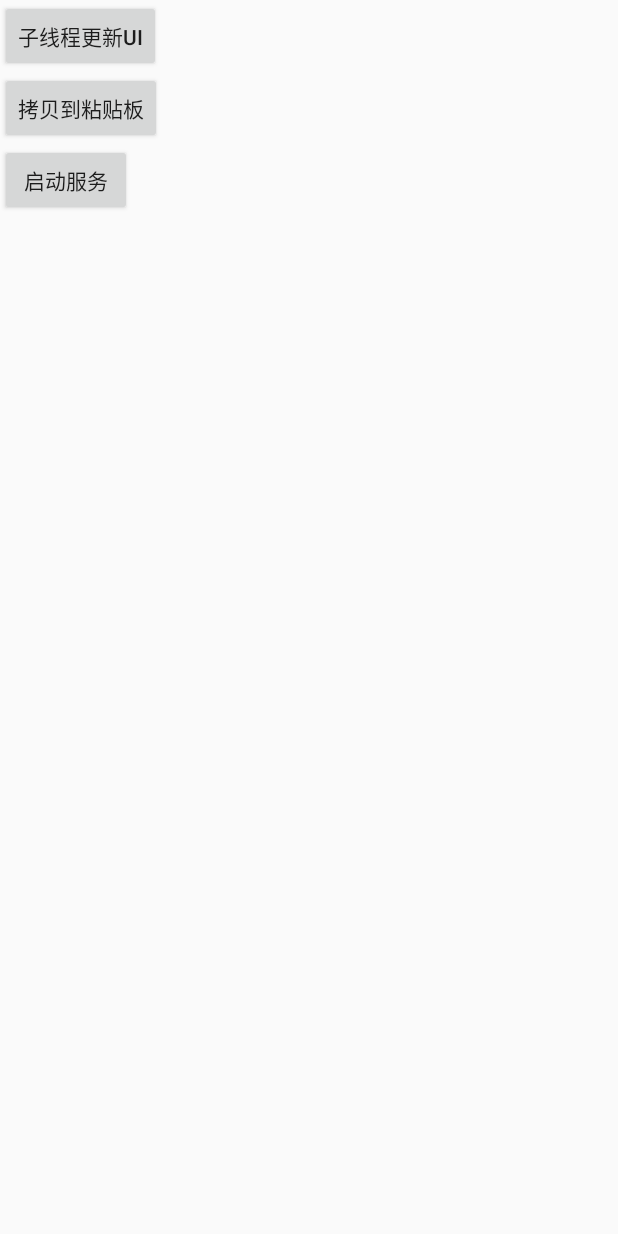
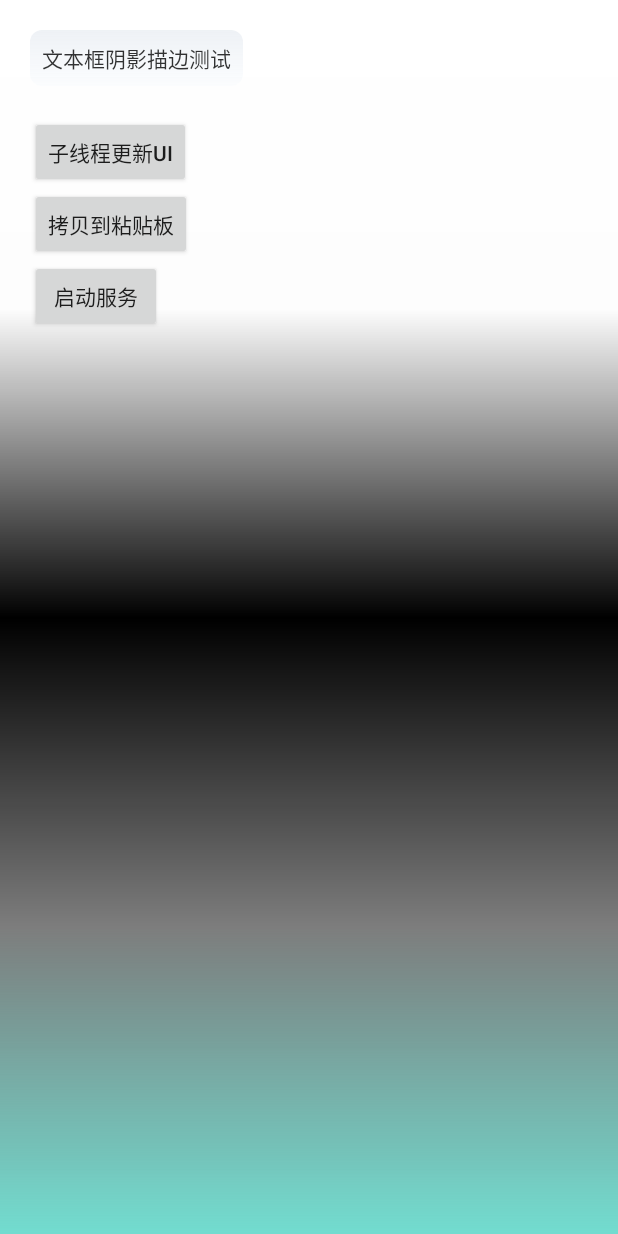
Before and after one commit to ShirleyLuoppx/DailyStudy, an Android app: the screen it shows after launch (TestMainActivity), on a phone screen of 412 x 824 dp. Run offline under Robolectric (Android 15) with nearby library versions, the phone set to English and light mode, and no system bars.

Commit message:
实现view的2种以上颜色的背景渐变

```diff
--- a/app/src/main/java/com/ppx/dailystudy/test/activity/TestMainActivity.java
+++ b/app/src/main/java/com/ppx/dailystudy/test/activity/TestMainActivity.java
@@ -1,14 +1,17 @@
 package com.ppx.dailystudy.test.activity;
 
 import androidx.appcompat.app.AppCompatActivity;
+import androidx.core.content.ContextCompat;
 
 import android.content.ClipData;
 import android.content.ClipboardManager;
 import android.content.Context;
 import android.content.Intent;
+import android.graphics.drawable.GradientDrawable;
 import android.os.Bundle;
 import android.util.Log;
 import android.view.View;
+import android.widget.TextView;
 import android.widget.Toast;
 
 import com.ppx.dailystudy.R;
@@ -21,6 +24,8 @@ import org.json.JSONObject;
 import java.util.Arrays;
 
 public class TestMainActivity extends AppCompatActivity implements View.OnClickListener {
+
+    private TextView tvTestShadow;
 
     @Override
     protected void onCreate(Bundle savedInstanceState) {
@@ -36,6 +41,18 @@ public class TestMainActivity extends AppCompatActivity implements View.OnClickL
         } catch (JSONException e) {
             e.printStackTrace();
         }
+
+        tvTestShadow = findViewById(R.id.tv_shadow);
+
+        //实现view的2种以上颜色的背景渐变
+        GradientDrawable gradientDrawable = new GradientDrawable(
+                GradientDrawable.Orientation.TOP_BOTTOM,
+                new int[]{ContextCompat.getColor(this, R.color.colorWhite),
+                        ContextCompat.getColor(this, R.color.colorWhite60),
+                        ContextCompat.getColor(this, R.color.colorBlack),
+                        ContextCompat.getColor(this, R.color.color80Black),
+                        ContextCompat.getColor(this, R.color.colorBlue)});
+        findViewById(R.id.cl_bg).setBackground(gradientDrawable);
     }
 
     //解析  analysis byte数组类型的json串
--- /dev/null
+++ b/app/src/main/res/drawable/shape_connect_phone.xml
@@ -0,0 +1,9 @@
+<?xml version="1.0" encoding="utf-8"?>
+<shape xmlns:android="http://schemas.android.com/apk/res/android"
+    android:shape="rectangle">
+    <gradient
+        android:angle="-90"
+        android:endColor="#58F6FAFF"
+        android:startColor="#49C3CFDD" />
+    <corners android:radius="8dp" />
+</shape>
--- a/app/src/main/res/layout/activity_test_main.xml
+++ b/app/src/main/res/layout/activity_test_main.xml
@@ -4,31 +4,47 @@
     xmlns:tools="http://schemas.android.com/tools"
     android:layout_width="match_parent"
     android:layout_height="match_parent"
-    tools:context=".test.activity.TestMainActivity">
+    android:background="@color/colorBlack"
+    android:paddingLeft="20dp"
+    tools:context=".test.activity.TestMainActivity"
+    android:id="@+id/cl_bg">
+
+    <TextView
+        android:id="@+id/tv_shadow"
+        android:layout_width="wrap_content"
+        android:layout_height="wrap_content"
+        android:layout_marginTop="20dp"
+        android:background="@drawable/shape_connect_phone"
+        android:padding="@dimen/dp_10"
+        android:text="文本框阴影描边测试"
+        android:textColor="#CC000000"
+        app:layout_constraintLeft_toLeftOf="parent"
+        app:layout_constraintTop_toTopOf="parent" />
 
     <Button
         android:id="@+id/btn_update_ui_in_child_thread"
         android:layout_width="wrap_content"
         android:layout_height="wrap_content"
+        android:layout_marginTop="20dp"
+        android:text="子线程更新UI"
         app:layout_constraintLeft_toLeftOf="parent"
-        app:layout_constraintTop_toTopOf="parent"
-        android:text="子线程更新UI"/>
+        app:layout_constraintTop_toBottomOf="@id/tv_shadow" />
 
     <Button
         android:id="@+id/btn_copy_to_clipboard"
         android:layout_width="wrap_content"
         android:layout_height="wrap_content"
+        android:text="拷贝到粘贴板"
         app:layout_constraintLeft_toLeftOf="parent"
-        app:layout_constraintTop_toBottomOf="@id/btn_update_ui_in_child_thread"
-        android:text="拷贝到粘贴板"/>
+        app:layout_constraintTop_toBottomOf="@id/btn_update_ui_in_child_thread" />
 
     <Button
         android:id="@+id/btn_test_service"
         android:layout_width="wrap_content"
         android:layout_height="wrap_content"
+        android:text="启动服务"
         app:layout_constraintLeft_toLeftOf="parent"
-        app:layout_constraintTop_toBottomOf="@id/btn_copy_to_clipboard"
-        android:text="启动服务"/>
+        app:layout_constraintTop_toBottomOf="@id/btn_copy_to_clipboard" />
 
 
 </androidx.constraintlayout.widget.ConstraintLayout>
--- a/app/src/main/res/values/colors.xml
+++ b/app/src/main/res/values/colors.xml
@@ -36,7 +36,9 @@
     <color name="colorRedFF55">#FF5555</color>
     <color name="colorAsGreen">#3DDC84</color>
 
-
+    <color name="colorWhite60">#99FFFFFF</color>
+    <color name="color80Black">#80000000</color>
+    <color name="colorBlue">#72ddd0</color>
 
 
     <color name="colorGrayDialog">#D1D5D9</color>
```
